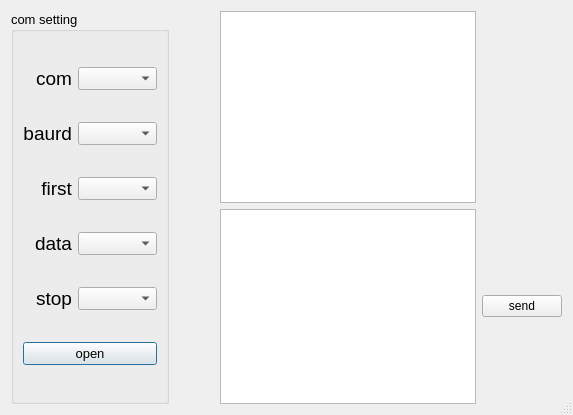
Before: the Qt Designer form core/serial/serialUI.ui in kmolLin/ControlDesign, drawn with Qt 5.
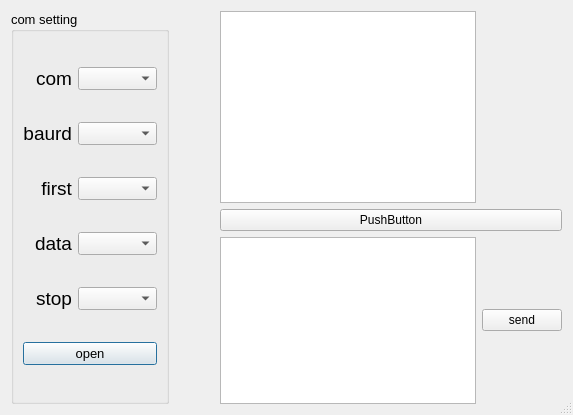
After: the same form once the commit is applied.

Commit message: add dynamic plot method in serial port

Diff of the .ui file:
```diff
--- a/core/serial/serialUI.ui
+++ b/core/serial/serialUI.ui
@@ -176,6 +176,13 @@
        </property>
       </widget>
      </item>
+     <item>
+      <widget class="QPushButton" name="testbtn">
+       <property name="text">
+        <string>PushButton</string>
+       </property>
+      </widget>
+     </item>
      <item>
       <layout class="QHBoxLayout" name="horizontalLayout">
        <item>
```
Left out of the diff: 40 changed lines with no effect on the pictures. The commit also changes 7 other files.
